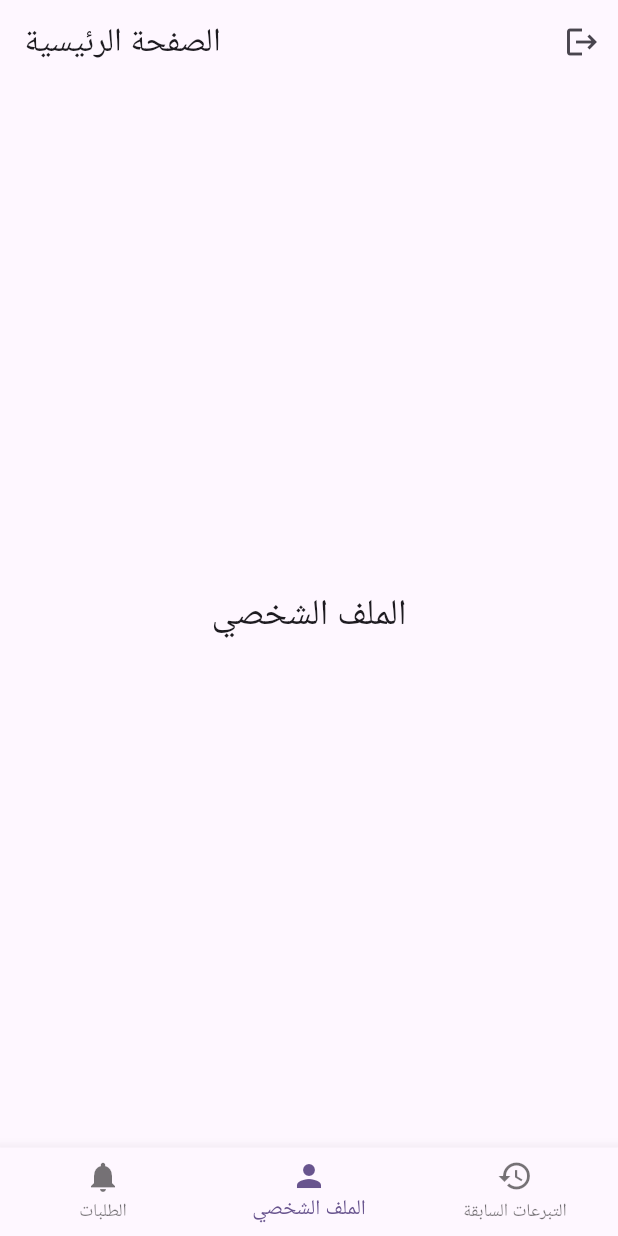
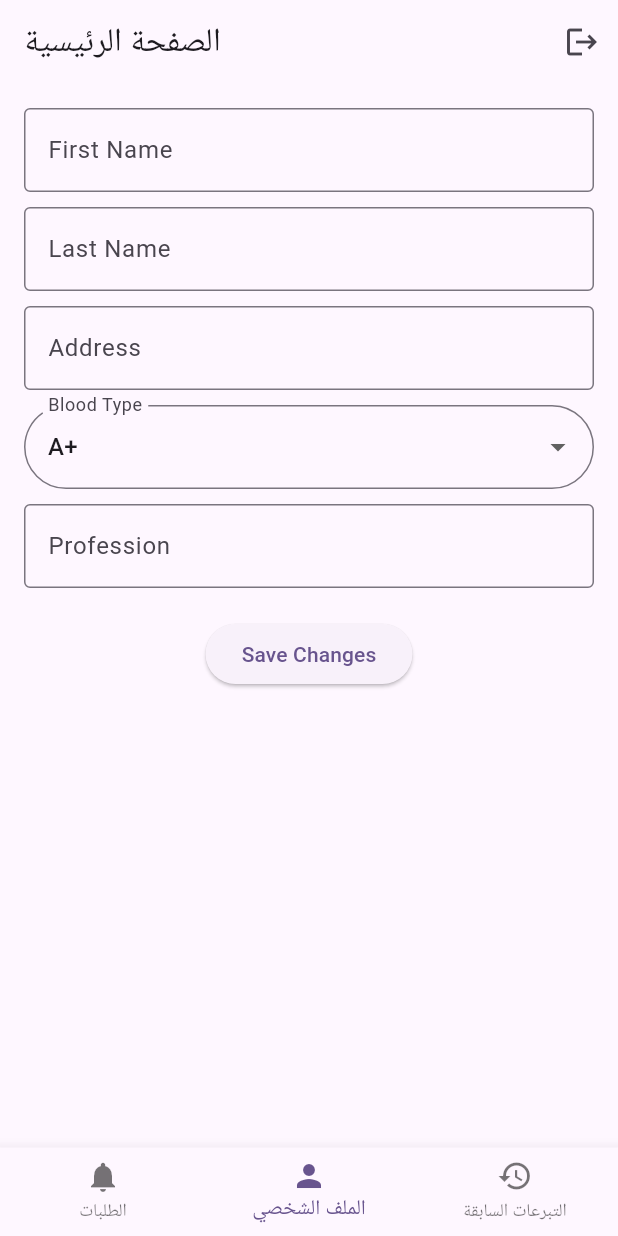
Before and after one commit to omer358/blood-donor-app, a Flutter app: the HomeScreen screen opened directly, item 2 of the bottom bar chosen, on a phone screen of 412 x 824 dp. Run offline on Flutter 3.47's test engine with Material 3 defaults, Android fonts, the phone set to English and light mode, and no system bars; our stand-ins replace cloud_firestore, firebase_auth, firebase_core, flutter_local_notifications, flutter_svg, get and 2 more; accounts and stored records are empty; network calls fail.

Commit message:
impl profile screen

```diff
--- /dev/null
+++ b/lib/controllers/profile_controller.dart
@@ -0,0 +1,70 @@
+import 'package:flutter/material.dart';
+import 'package:get/get.dart';
+
+import '../models/blood_type.dart';
+import '../service/auth_service.dart';
+
+class ProfileController extends GetxController {
+  final firstNameController = TextEditingController();
+  final lastNameController = TextEditingController();
+  final addressController = TextEditingController();
+  var selectedBloodType = BloodType.aPositive.obs; // Default selection
+  final professionController = TextEditingController();
+
+  var isLoading = false.obs;
+
+  final AuthService _authService = AuthService();
+
+  @override
+  void onInit() {
+    super.onInit();
+    fetchUserProfile();
+  }
+
+  // Fetch user profile from Firestore
+  Future<void> fetchUserProfile() async {
+    isLoading(true);
+    try {
+      final userProfile = await _authService.getUserProfile();
+      if (userProfile != null) {
+        firstNameController.text = userProfile['firstName'] ?? '';
+        lastNameController.text = userProfile['lastName'] ?? '';
+        addressController.text = userProfile['address'] ?? '';
+        selectedBloodType.value = userProfile['bloodType'] ?? '';
+        professionController.text = userProfile['profession'] ?? '';
+      }
+    } catch (e) {
+      Get.snackbar('Error', 'Failed to fetch profile');
+    } finally {
+      isLoading(false);
+    }
+  }
+
+  // Update user profile in Firestore
+  Future<void> updateUserProfile() async {
+    isLoading(true);
+    try {
+      await _authService.updateUserProfile(
+        firstName: firstNameController.text,
+        lastName: lastNameController.text,
+        address: addressController.text,
+        bloodType: selectedBloodType.value.displayName,
+        profession: professionController.text,
+      );
+      Get.snackbar('Success', 'Profile updated successfully');
+    } catch (e) {
+      Get.snackbar('Error', 'Failed to update profile');
+    } finally {
+      isLoading(false);
+    }
+  }
+
+  @override
+  void dispose() {
+    firstNameController.dispose();
+    lastNameController.dispose();
+    addressController.dispose();
+    professionController.dispose();
+    super.dispose();
+  }
+}
--- a/lib/presentation/screens/profile.dart
+++ b/lib/presentation/screens/profile.dart
@@ -1,12 +1,96 @@
 import 'package:flutter/material.dart';
+import 'package:get/get.dart';
+
+import '../../controllers/profile_controller.dart';
+import '../../models/blood_type.dart';
 
 class ProfileScreen extends StatelessWidget {
-  const ProfileScreen({Key? key}) : super(key: key);
+  final ProfileController _profileController = Get.put(ProfileController());
 
   @override
   Widget build(BuildContext context) {
-    return Center(
-      child: Text('الملف الشخصي', style: TextStyle(fontSize: 24)),
+    return Scaffold(
+      body: SingleChildScrollView(
+        child: Obx(() {
+          if (_profileController.isLoading.value) {
+            return const Center(child: CircularProgressIndicator());
+          }
+
+          return Padding(
+            padding: const EdgeInsets.all(16.0),
+            child: Column(
+              children: [
+                _buildTextField(
+                  label: 'First Name',
+                  controller: _profileController.firstNameController,
+                ),
+                const SizedBox(height: 10),
+                _buildTextField(
+                  label: 'Last Name',
+                  controller: _profileController.lastNameController,
+                ),
+                const SizedBox(height: 10),
+                _buildTextField(
+                  label: 'Address',
+                  controller: _profileController.addressController,
+                ),
+                const SizedBox(height: 10),
+                _buildBloodTypeDropdown(_profileController),
+                const SizedBox(height: 10),
+                _buildTextField(
+                  label: 'Profession',
+                  controller: _profileController.professionController,
+                ),
+                const SizedBox(height: 20),
+                ElevatedButton(
+                  onPressed: () {
+                    _profileController.updateUserProfile();
+                  },
+                  child: const Text('Save Changes'),
+                ),
+              ],
+            ),
+          );
+        }),
+      ),
     );
   }
+
+  Widget _buildTextField({
+    required String label,
+    required TextEditingController controller,
+  }) {
+    return TextField(
+      controller: controller,
+      decoration: InputDecoration(
+        labelText: label,
+        border: const OutlineInputBorder(),
+      ),
+    );
+  }
+
+  // Modified to include a dropdown for Blood Type selection
+  Widget _buildBloodTypeDropdown(ProfileController controller) {
+    return Obx(() {
+      return DropdownButtonFormField<BloodType>(
+        value: controller.selectedBloodType.value,
+        items: BloodType.values.map((bloodType) {
+          return DropdownMenuItem<BloodType>(
+            value: bloodType,
+            child: Text(bloodType.displayName),
+          );
+        }).toList(),
+        onChanged: (BloodType? newValue) {
+          controller.selectedBloodType.value = newValue!;
+        },
+        decoration: InputDecoration(
+          labelText: 'Blood Type',
+          border: OutlineInputBorder(
+            borderRadius: BorderRadius.circular(30.0),
+          ),
+        ),
+      );
+    });
+  }
+
 }
```
Also changed, not shown: lib/service/auth_service.dart (+30 -0 lines).
